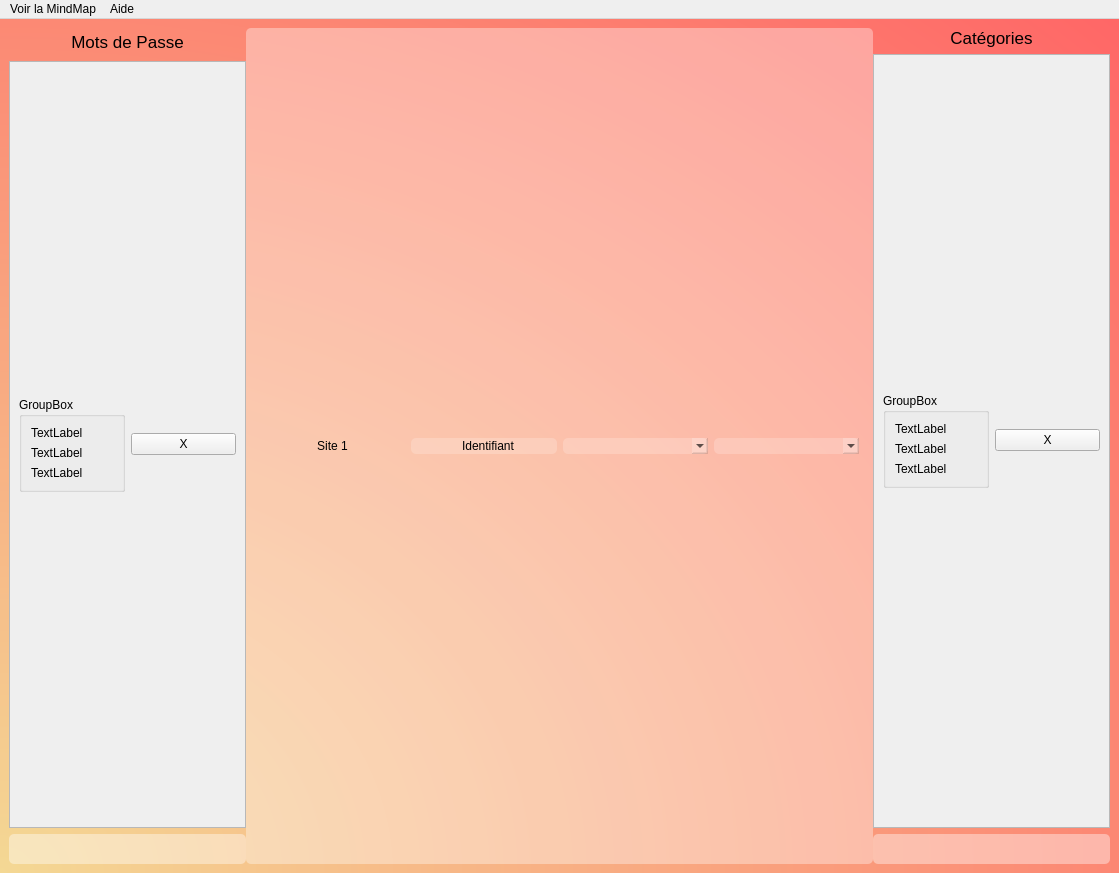
This is Interface_graphique/PyQt/UI/fenetreGestion_test.ui in MindPass/Code as Qt 5 draws it before an edit. The edited form follows.
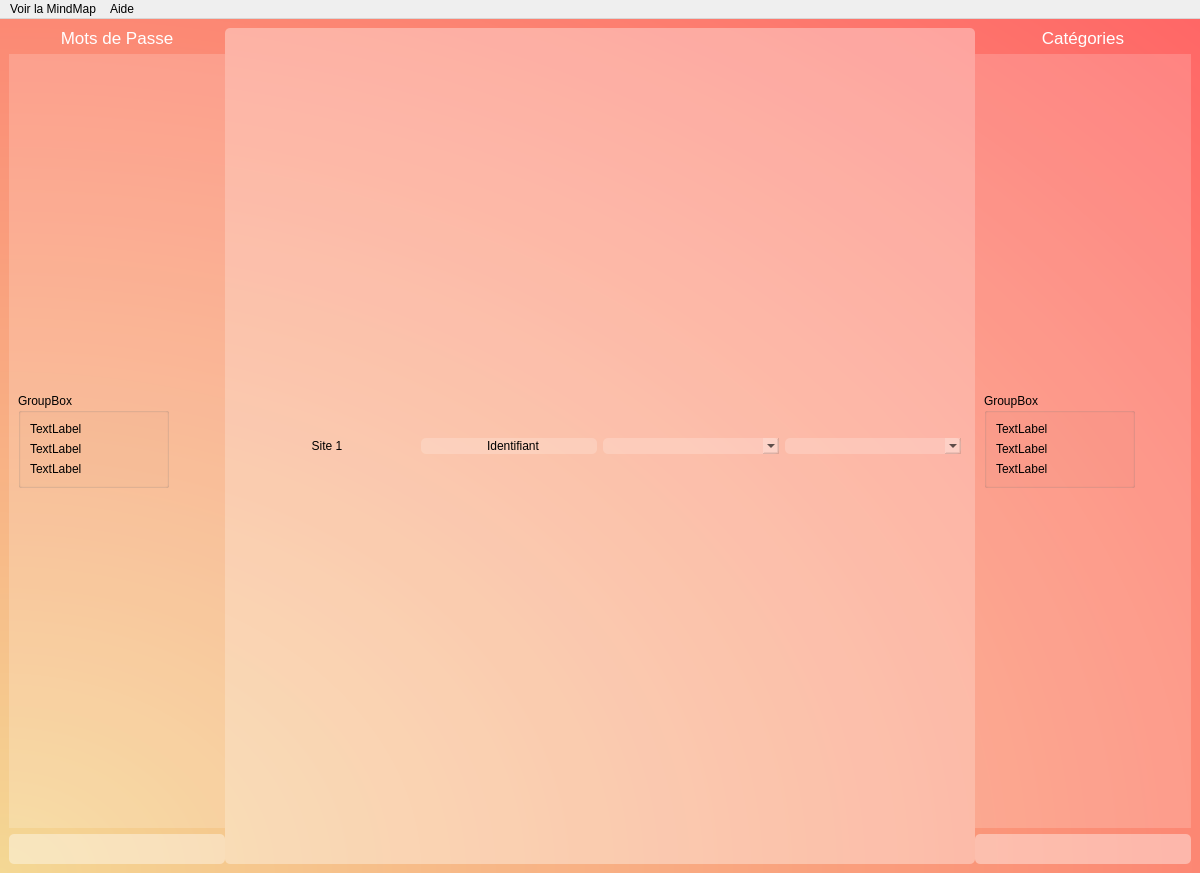
This is the edited form. Icons and pictures are not drawn.

Commit message: modification GUI fenetreGestion_test design

The edit to the form file:
```diff
--- a/Interface_graphique/PyQt/UI/fenetreGestion_test.ui
+++ b/Interface_graphique/PyQt/UI/fenetreGestion_test.ui
@@ -9,7 +9,7 @@
    <rect>
     <x>0</x>
     <y>0</y>
-    <width>1119</width>
+    <width>1200</width>
     <height>873</height>
    </rect>
   </property>
@@ -31,7 +31,7 @@
 	background: qradialgradient(spread:pad, cx:0, cy:1, radius:1.406, fx:0, fy:1, stop:0 rgba(244, 216, 148, 255), stop:1 rgba(255, 102, 102, 255));
 }
 
-#catTitle {
+#titre_cat, #titre_pwd {
 	color: white;
 }
 
@@ -42,7 +42,34 @@
     color: black;
     padding-left: 10px;
 }
-</string>
+
+#ajouter_cat, #ajouter_pwd  {
+	border: solid 3px white;
+}
+
+ QPushButton {
+     background-color: transparent;
+     border: none;
+	 image: url(&quot;D:/Users/Alexandre/Desktop/MindPass/croix_757575.svg&quot;);
+ }
+
+ QPushButton:hover {
+	 image: url(&quot;D:/Users/Alexandre/Desktop/MindPass/croix_929292.svg&quot;);
+ }
+
+ QPushButton:pressed {
+	 image: url(&quot;D:/Users/Alexandre/Desktop/MindPass/croix_575757.svg&quot;);
+ }
+
+QScrollArea {
+    background: transparent;
+	border: none;
+	border-radius: 5px;
+}
+
+#scrollAreaWidgetContents_cat, #scrollAreaWidgetContents_pwd {
+	background : rgba(255,255,255,44);
+}</string>
   </property>
   <widget class="QWidget" name="corps_gestion">
    <property name="enabled">
@@ -58,7 +85,7 @@
        <number>0</number>
       </property>
       <widget class="QWidget" name="layoutWidget">
-       <layout class="QVBoxLayout" name="Passwords" stretch="0,4,1">
+       <layout class="QVBoxLayout" name="Passwords" stretch="0,0,1">
         <item>
          <widget class="QLabel" name="titre_pwd">
           <property name="font">
@@ -82,7 +109,7 @@
           <property name="maximumSize">
            <size>
             <width>16777215</width>
-            <height>767</height>
+            <height>16777215</height>
            </size>
           </property>
           <property name="widgetResizable">
@@ -96,11 +123,14 @@
             <rect>
              <x>0</x>
              <y>0</y>
-             <width>179</width>
-             <height>765</height>
+             <width>274</width>
+             <height>701</height>
             </rect>
            </property>
            <layout class="QVBoxLayout" name="verticalLayout_2">
+            <property name="rightMargin">
+             <number>14</number>
+            </property>
             <item>
              <layout class="QHBoxLayout" name="ligne_pwd">
               <item>
@@ -138,8 +168,14 @@
                 <property name="enabled">
                  <bool>true</bool>
                 </property>
+                <property name="maximumSize">
+                 <size>
+                  <width>36</width>
+                  <height>36</height>
+                 </size>
+                </property>
                 <property name="text">
-                 <string>X</string>
+                 <string/>
                 </property>
                </widget>
               </item>
@@ -210,8 +246,8 @@
             <rect>
              <x>0</x>
              <y>0</y>
-             <width>732</width>
-             <height>832</height>
+             <width>623</width>
+             <height>797</height>
             </rect>
            </property>
            <layout class="QVBoxLayout" name="verticalLayout">
@@ -302,11 +338,14 @@
             <rect>
              <x>0</x>
              <y>0</y>
-             <width>180</width>
-             <height>767</height>
+             <width>261</width>
+             <height>701</height>
             </rect>
            </property>
            <layout class="QVBoxLayout" name="verticalLayout_3">
+            <property name="rightMargin">
+             <number>14</number>
+            </property>
             <item>
              <layout class="QHBoxLayout" name="ligne_categorie">
               <item>
@@ -344,8 +383,14 @@
                 <property name="enabled">
                  <bool>true</bool>
                 </property>
+                <property name="maximumSize">
+                 <size>
+                  <width>36</width>
+                  <height>36</height>
+                 </size>
+                </property>
                 <property name="text">
-                 <string>X</string>
+                 <string/>
                 </property>
                </widget>
               </item>
@@ -382,8 +427,8 @@
     <rect>
      <x>0</x>
      <y>0</y>
-     <width>1119</width>
-     <height>21</height>
+     <width>1200</width>
+     <height>38</height>
     </rect>
    </property>
    <widget class="QMenu" name="menuAide">
```
Left out of the diff: 12 changed lines with no effect on the pictures. The commit also changes 1 other file.
